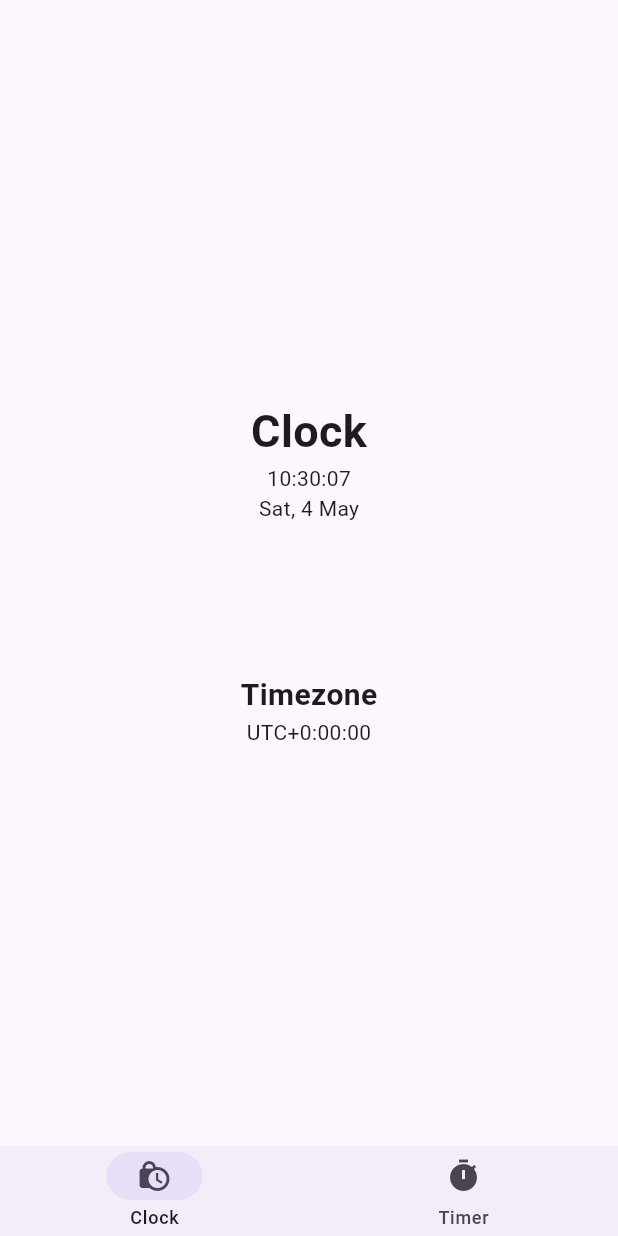
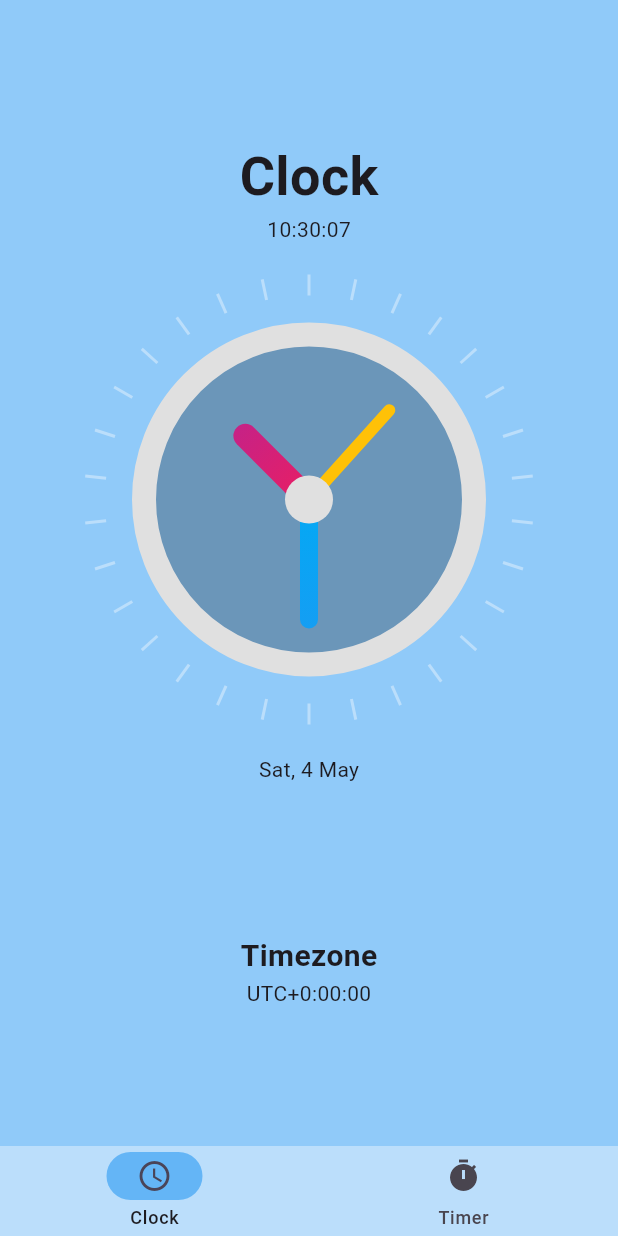
Before and after one commit to Yudnikov-Leonid/CoolClock, a Flutter app: the screen it shows after launch, on a phone screen of 412 x 824 dp. Run offline on Flutter 3.47's test engine with Material 3 defaults, Android fonts, the phone set to English and light mode, and no system bars.

Commit message:
clock widget and little redesign

```diff
--- a/lib/clock_screen/clock_screen.dart
+++ b/lib/clock_screen/clock_screen.dart
@@ -1,5 +1,6 @@
 import 'dart:async';
 
+import 'package:cool_clock/clock_screen/clock_widget.dart';
 import 'package:flutter/material.dart';
 import 'package:intl/intl.dart';
 
@@ -34,9 +35,16 @@ class _ClockScreenState extends State<ClockScreen> {
       children: [
         const Text(
           'Clock',
-          style: TextStyle(fontSize: 30, fontWeight: FontWeight.bold),
+          style: TextStyle(fontSize: 36, fontWeight: FontWeight.bold),
         ),
         Text(formattedTime),
+        const SizedBox(
+          height: 20,
+        ),
+        const ClockWidget(),
+        const SizedBox(
+          height: 20,
+        ),
         Text(formattedDate),
         const SizedBox(
           height: 100,
--- /dev/null
+++ b/lib/clock_screen/clock_widget.dart
@@ -0,0 +1,113 @@
+import 'dart:async';
+import 'dart:math';
+
+import 'package:flutter/material.dart';
+
+class ClockWidget extends StatefulWidget {
+  const ClockWidget({super.key});
+
+  @override
+  State<ClockWidget> createState() => _ClockWidgetState();
+}
+
+class _ClockWidgetState extends State<ClockWidget> {
+  @override
+  void initState() {
+    Timer.periodic(const Duration(seconds: 1), (timer) {
+      setState(() {});
+    });
+    super.initState();
+  }
+
+  @override
+  Widget build(BuildContext context) {
+    return SizedBox(
+      width: 300,
+      height: 300,
+      child: Transform.rotate(
+        angle: -pi / 2,
+        child: CustomPaint(
+          painter: ClockPainter(),
+        ),
+      ),
+    );
+  }
+}
+
+class ClockPainter extends CustomPainter {
+  final dateTime = DateTime.now();
+
+  @override
+  void paint(Canvas canvas, Size size) {
+    final centerX = size.width / 2;
+    final centerY = size.height / 2;
+    final center = Offset(centerX, centerY);
+    final radius = min(centerX, centerY);
+
+    final fillBrush = Paint()..color = Colors.black26;
+    final outlineBrush = Paint()
+      ..color = Colors.grey.shade300
+      ..strokeWidth = 16
+      ..style = PaintingStyle.stroke;
+    final centerBrush = Paint()..color = Colors.grey.shade300;
+
+    final secBrush = Paint()
+      ..color = Colors.amber
+      ..strokeWidth = 8
+      ..strokeCap = StrokeCap.round
+      ..style = PaintingStyle.stroke;
+
+    final minBrush = Paint()
+      ..shader = const RadialGradient(colors: [Colors.lightBlue, Colors.blue])
+          .createShader(Rect.fromCircle(center: center, radius: radius))
+      ..strokeWidth = 12
+      ..strokeCap = StrokeCap.round
+      ..style = PaintingStyle.stroke;
+
+    final hourBrush = Paint()
+      ..shader = const RadialGradient(colors: [Colors.pink, Colors.purple])
+          .createShader(Rect.fromCircle(center: center, radius: radius))
+      ..strokeWidth = 16
+      ..strokeCap = StrokeCap.round
+      ..style = PaintingStyle.stroke;
+
+    canvas.drawCircle(center, radius - 40, fillBrush);
+    canvas.drawCircle(center, radius - 40, outlineBrush);
+
+    final secX = centerX + 80 * cos(dateTime.second * 6 * pi / 180);
+    final secY = centerY + 80 * sin(dateTime.second * 6 * pi / 180);
+
+    final minX = centerX + 80 * cos(dateTime.minute * 6 * pi / 180);
+    final minY = centerY + 80 * sin(dateTime.minute * 6 * pi / 180);
+
+    final hourX = centerX +
+        60 * cos((dateTime.hour * 30 + dateTime.minute * 0.5) * pi / 180);
+    final hourY = centerY +
+        60 * sin((dateTime.hour * 30 + dateTime.minute * 0.5) * pi / 180);
+
+    canvas.drawLine(center, Offset(hourX, hourY), hourBrush);
+    canvas.drawLine(center, Offset(minX, minY), minBrush);
+    canvas.drawLine(center, Offset(secX, secY), secBrush);
+
+    canvas.drawCircle(center, 16, centerBrush);
+
+    final outerCircleRadius = radius;
+    final innerCircleRadius = radius - 14;
+    final dashBrush = Paint()
+      ..color = Colors.white38
+      ..strokeWidth = 2;
+    for (double i = 0; i < 360; i += 12) {
+      final x1 = centerX + outerCircleRadius * cos(i * pi / 180);
+      final y1 = centerX + outerCircleRadius * sin(i * pi / 180);
+
+      final x2 = centerX + innerCircleRadius * cos(i * pi / 180);
+      final y2 = centerX + innerCircleRadius * sin(i * pi / 180);
+      canvas.drawLine(Offset(x1, y1), Offset(x2, y2), dashBrush);
+    }
+  }
+
+  @override
+  bool shouldRepaint(covariant CustomPainter oldDelegate) {
+    return true;
+  }
+}
--- a/lib/main_screen/main_screen.dart
+++ b/lib/main_screen/main_screen.dart
@@ -17,9 +17,11 @@ class _MainScreenState extends State<MainScreen> {
   Widget build(BuildContext context) {
     return Scaffold(
       bottomNavigationBar: NavigationBar(
+        backgroundColor: Colors.blue.shade100,
+        indicatorColor: Colors.blue.shade300,
         height: 60,
         destinations: const [
-          NavigationDestination(label: "Clock", icon: Icon(Icons.lock_clock)),
+          NavigationDestination(label: "Clock", icon: Icon(Icons.access_time)),
           NavigationDestination(label: "Timer", icon: Icon(Icons.timer)),
         ],
         selectedIndex: _currentPage,
@@ -28,7 +30,8 @@ class _MainScreenState extends State<MainScreen> {
               duration: const Duration(milliseconds: 100), curve: Curves.easeIn);
         },
       ),
-      body: SizedBox(
+      body: Container(
+        color: Colors.blue.shade200,
         height: MediaQuery.of(context).size.height * 0.93,
         child: PageView(
           controller: _pageController,
```
